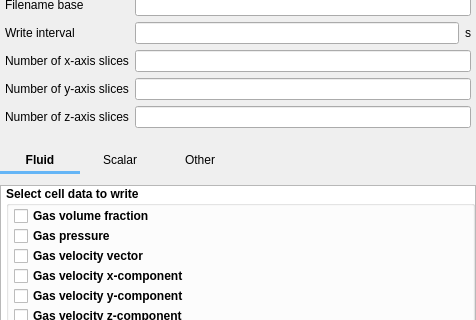
truongd8593/mfix, file mfixgui/uifiles/output.ui: the form before one commit; both pictures show x 0 to 476 and y 152 to 472 of the 476 by 834 pixel window.
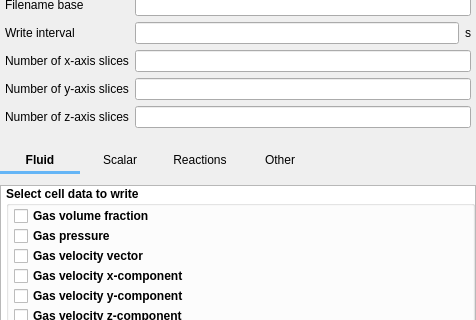
The form after the commit. Custom widgets are drawn as their Qt base class.

Commit message: work on Output pane

```diff
--- a/mfixgui/uifiles/output.ui
+++ b/mfixgui/uifiles/output.ui
@@ -788,7 +788,7 @@
                       </property>
                      </widget>
                     </item>
-                    <item row="0" column="2">
+                    <item row="0" column="3">
                      <widget class="QPushButton" name="pushbutton_other">
                       <property name="font">
                        <font>
@@ -804,6 +804,16 @@
                       </property>
                      </widget>
                     </item>
+                    <item row="0" column="2">
+                     <widget class="QPushButton" name="pushbutton_reactions">
+                      <property name="text">
+                       <string>Reactions</string>
+                      </property>
+                      <property name="flat">
+                       <bool>true</bool>
+                      </property>
+                     </widget>
+                    </item>
                    </layout>
                   </widget>
                  </item>
```
The commit also changes 1 other file.
